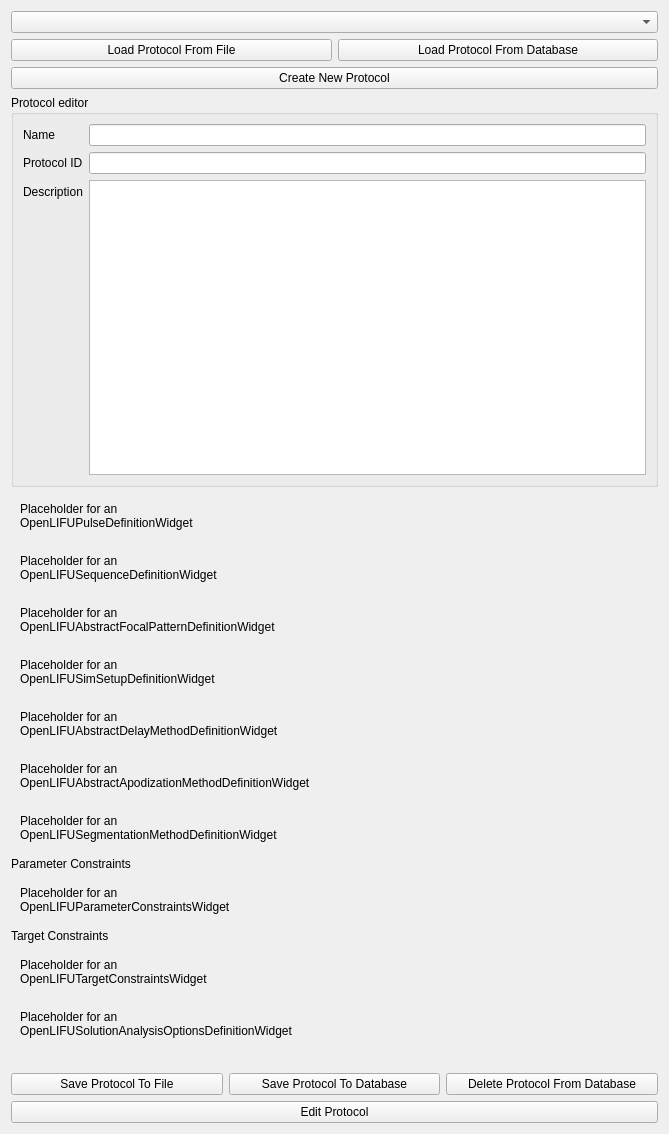
Above: OpenLIFUProtocolConfig/Resources/UI/OpenLIFUProtocolConfig.ui from OpenwaterHealth/SlicerOpenLIFU before the change. Below: the same form after it.
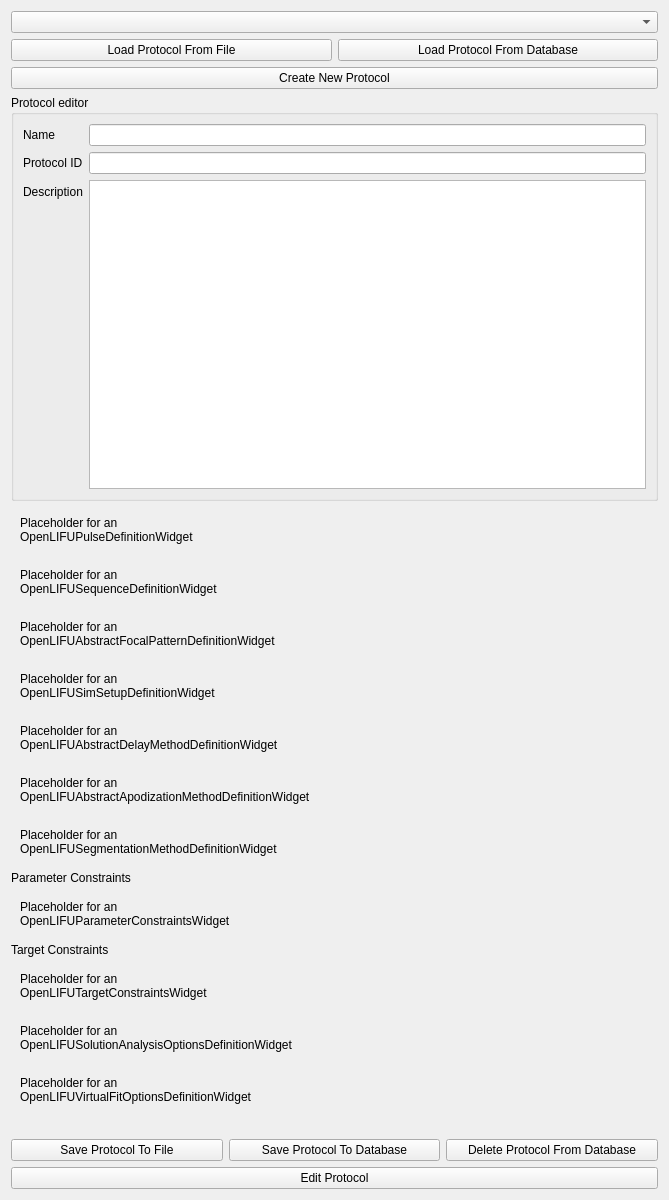
That is the form after the change. Custom widgets are drawn as their Qt base class.

Patch:
```diff
--- a/OpenLIFUProtocolConfig/Resources/UI/OpenLIFUProtocolConfig.ui
+++ b/OpenLIFUProtocolConfig/Resources/UI/OpenLIFUProtocolConfig.ui
@@ -7,7 +7,7 @@
     <x>0</x>
     <y>0</y>
     <width>669</width>
-    <height>1134</height>
+    <height>1200</height>
    </rect>
   </property>
   <layout class="QVBoxLayout" name="protocolConfigLayout">
@@ -279,6 +279,20 @@
         </layout>
        </widget>
       </item>
+      <item>
+       <widget class="QWidget" name="virtualFitOptionsDefinitionWidgetPlaceholder" native="true">
+        <layout class="QVBoxLayout" name="verticalLayout_17">
+         <item>
+          <widget class="QLabel" name="virtualFitOptionsDefinitionWidgetPlaceholderLabel">
+           <property name="text">
+            <string>Placeholder for an
+OpenLIFUVirtualFitOptionsDefinitionWidget</string>
+           </property>
+          </widget>
+         </item>
+        </layout>
+       </widget>
+      </item>
       <item>
        <widget class="QLabel" name="saveStateLabel">
         <property name="alignment">
```
